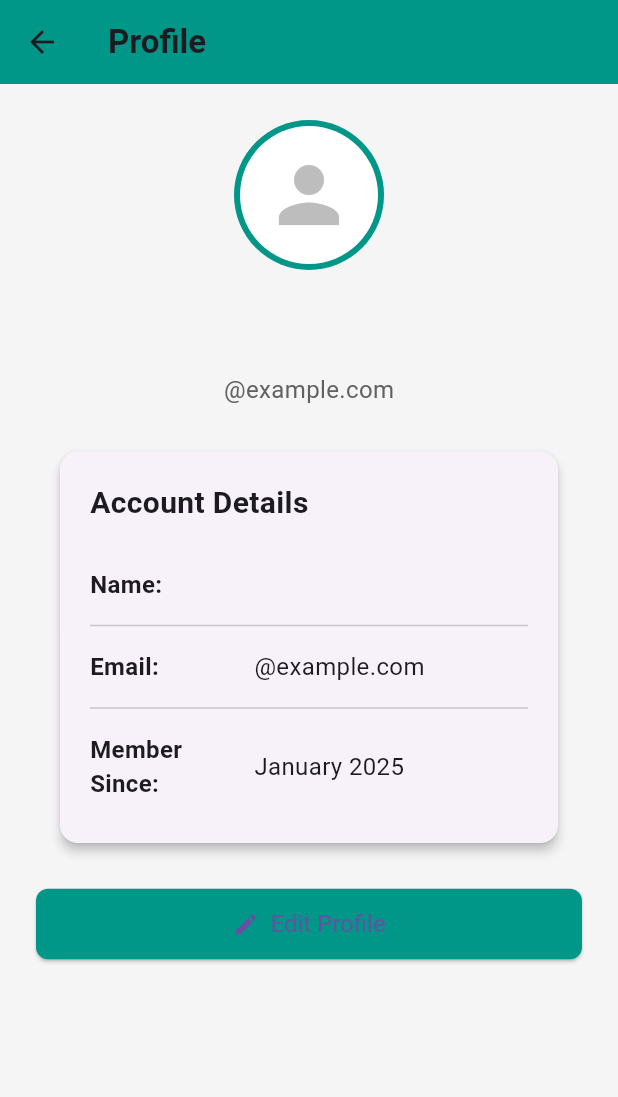
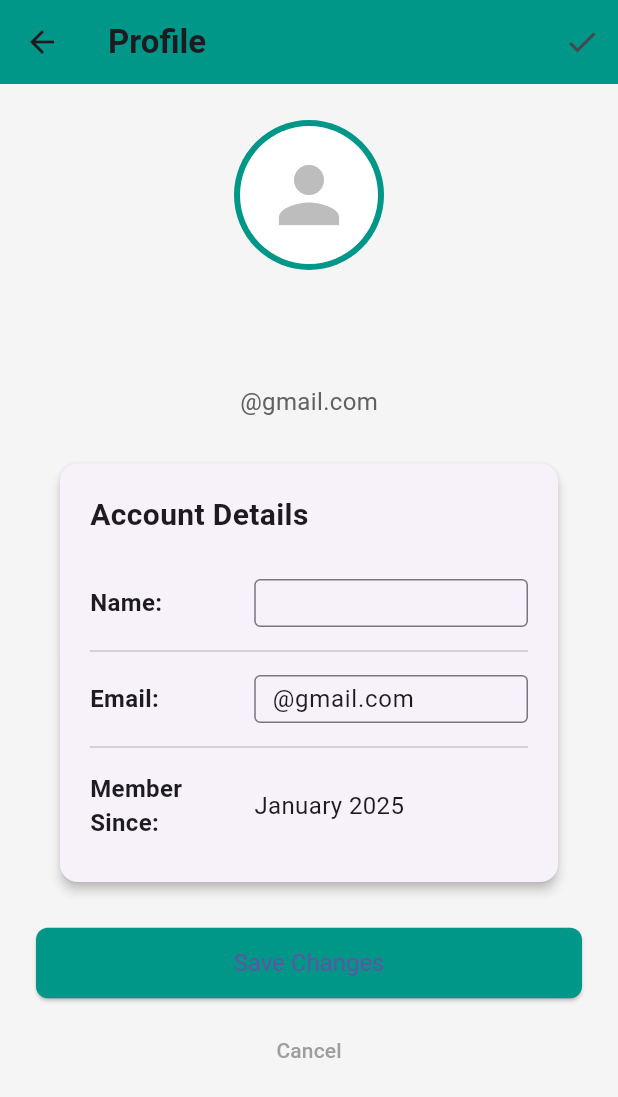
Before and after one commit to JohnnyTok/HabitTrackerApp, a Flutter app: the ProfilePage screen opened directly with empty values, after a tap on "Edit Profile", on a phone screen of 412 x 824 dp. Shown: the top 1097 px of the screen. Run offline on Flutter 3.47's test engine with Material 3 defaults, Android fonts, the phone set to English and light mode, and no system bars.

Commit message:
Update ProfilePage.dart

```diff
--- a/lib/ProfilePage.dart
+++ b/lib/ProfilePage.dart
@@ -1,15 +1,51 @@
 import 'package:flutter/material.dart';
 
-class ProfilePage extends StatelessWidget {
+class ProfilePage extends StatefulWidget {
   final String username;
 
   const ProfilePage({super.key, required this.username});
 
   @override
+  _ProfilePageState createState() => _ProfilePageState();
+}
+
+class _ProfilePageState extends State<ProfilePage> {
+  late TextEditingController _usernameController;
+  late TextEditingController _emailController;
+  late TextEditingController _memberSinceController;
+  bool _isEditing = false;
+  final GlobalKey<FormState> _formKey = GlobalKey<FormState>();
+
+  @override
+  void initState() {
+    super.initState();
+    _usernameController = TextEditingController(text: widget.username);
+    _emailController = TextEditingController(text: '${widget.username}@gmail.com');
+    _memberSinceController = TextEditingController(text: 'January 2025');
+  }
+
+  @override
+  void dispose() {
+    _usernameController.dispose();
+    _emailController.dispose();
+    _memberSinceController.dispose();
+    super.dispose();
+  }
+
+  void _toggleEditMode() {
+    setState(() {
+      if (_isEditing) {
+        // Validate and save changes when exiting edit mode
+        if (_formKey.currentState!.validate()) {
+          _formKey.currentState!.save();
+        }
+      }
+      _isEditing = !_isEditing;
+    });
+  }
+
+  @override
   Widget build(BuildContext context) {
-    // A placeholder email using the username.
-    final String email = '$username@example.com';
-
     return Scaffold(
       appBar: AppBar(
         title: const Text(
@@ -17,12 +53,20 @@ class ProfilePage extends StatelessWidget {
           style: TextStyle(fontWeight: FontWeight.bold),
         ),
         backgroundColor: Colors.teal,
+        actions: [
+          IconButton(
+            icon: Icon(_isEditing ? Icons.check : Icons.edit),
+            onPressed: _toggleEditMode,
+          ),
+        ],
       ),
       backgroundColor: Colors.grey[100],
       body: SafeArea(
         child: SingleChildScrollView(
           child: Padding(
             padding: const EdgeInsets.all(24.0),
+            child: Form(
+              key: _formKey,
               child: Column(
                 crossAxisAlignment: CrossAxisAlignment.center,
                 children: [
@@ -41,25 +85,49 @@ class ProfilePage extends StatelessWidget {
                     ),
                   ),
                   const SizedBox(height: 20),
-                // User name
-                Text(
-                  username,
+
+                  // Editable username field
+                  _isEditing
+                      ? TextFormField(
+                          controller: _usernameController,
+                          textAlign: TextAlign.center,
+                          style: const TextStyle(
+                            fontSize: 28,
+                            fontWeight: FontWeight.bold,
+                          ),
+                          decoration: const InputDecoration(
+                            border: InputBorder.none,
+                            contentPadding: EdgeInsets.zero,
+                          ),
+                          validator: (value) {
+                            if (value == null || value.isEmpty) {
+                              return 'Username cannot be empty';
+                            }
+                            return null;
+                          },
+                        )
+                      : Text(
+                          _usernameController.text,
                           style: const TextStyle(
                             fontSize: 28,
                             fontWeight: FontWeight.bold,
                           ),
                         ),
+
                   const SizedBox(height: 8),
-                // Email display
+
+                  // Email display (non-editable)
                   Text(
-                  email,
+                    _emailController.text,
                     style: TextStyle(
                       fontSize: 16,
                       color: Colors.grey[700],
                     ),
                   ),
+
                   const SizedBox(height: 30),
-                // An example card that shows additional user details
+
+                  // Account details card
                   Card(
                     elevation: 3,
                     shape: RoundedRectangleBorder(
@@ -71,7 +139,7 @@ class ProfilePage extends StatelessWidget {
                       child: Column(
                         crossAxisAlignment: CrossAxisAlignment.start,
                         children: [
-                        // A title for the details card
+                          // Title for the details card
                           const Text(
                             'Account Details',
                             style: TextStyle(
@@ -80,24 +148,75 @@ class ProfilePage extends StatelessWidget {
                             ),
                           ),
                           const SizedBox(height: 20),
-                        // Sample detail rows
-                        _buildDetailRow('Name', username),
+
+                          // Editable detail rows
+                          _buildEditableDetailRow('Name', _usernameController, _isEditing),
                           const Divider(),
-                        _buildDetailRow('Email', email),
+                          _buildEditableDetailRow('Email', _emailController, _isEditing),
                           const Divider(),
-                        _buildDetailRow('Member Since', 'January 2025'),
+                          _buildEditableDetailRow('Member Since', _memberSinceController, false),
                         ],
                       ),
                     ),
                   ),
+
                   const SizedBox(height: 30),
-                // A button to edit the profile (functionality can be added later)
+
+                  // Save button
+                  if (_isEditing) ...[
+                    SizedBox(
+                      width: double.infinity,
+                      child: ElevatedButton(
+                        onPressed: () {
+                          if (_formKey.currentState!.validate()) {
+                            _formKey.currentState!.save();
+                            setState(() {
+                              _isEditing = false;
+                            });
+
+                            // Show success message
+                            ScaffoldMessenger.of(context).showSnackBar(
+                              const SnackBar(
+                                content: Text('Profile updated successfully!'),
+                                duration: Duration(seconds: 2),
+                              ),
+                            );
+                          }
+                        },
+                        style: ElevatedButton.styleFrom(
+                          backgroundColor: Colors.teal,
+                          padding: const EdgeInsets.symmetric(vertical: 14),
+                          textStyle: const TextStyle(fontSize: 16),
+                          shape: RoundedRectangleBorder(
+                            borderRadius: BorderRadius.circular(8),
+                          ),
+                        ),
+                        child: const Text('Save Changes'),
+                      ),
+                    ),
+                    const SizedBox(height: 10),
+                    SizedBox(
+                      width: double.infinity,
+                      child: TextButton(
+                        onPressed: () {
+                          setState(() {
+                            _isEditing = false;
+                            // Reset to original values
+                            _usernameController.text = widget.username;
+                            _emailController.text = '${widget.username}@gmail.com';
+                          });
+                        },
+                        style: TextButton.styleFrom(
+                          padding: const EdgeInsets.symmetric(vertical: 14),
+                        ),
+                        child: const Text('Cancel', style: TextStyle(color: Colors.grey)),
+                      ),
+                    ),
+                  ] else ...[
                     SizedBox(
                       width: double.infinity,
                       child: ElevatedButton.icon(
-                    onPressed: () {
-                      // Add navigation or action for editing profile here.
-                    },
+                        onPressed: _toggleEditMode,
                         icon: const Icon(Icons.edit),
                         label: const Text('Edit Profile'),
                         style: ElevatedButton.styleFrom(
@@ -111,6 +230,8 @@ class ProfilePage extends StatelessWidget {
                       ),
                     ),
                   ],
+                ],
+              ),
             ),
           ),
         ),
@@ -118,8 +239,8 @@ class ProfilePage extends StatelessWidget {
     );
   }
 
-  // Helper method for building detail rows for the card.
-  Widget _buildDetailRow(String title, String detail) {
+  // Helper method for building editable detail rows
+  Widget _buildEditableDetailRow(String title, TextEditingController controller, bool editable) {
     return Padding(
       padding: const EdgeInsets.symmetric(vertical: 8.0),
       child: Row(
@@ -136,8 +257,26 @@ class ProfilePage extends StatelessWidget {
           ),
           Expanded(
             flex: 5,
-            child: Text(
-              detail,
+            child: editable
+                ? TextFormField(
+                    controller: controller,
+                    decoration: const InputDecoration(
+                      isDense: true,
+                      contentPadding: EdgeInsets.symmetric(vertical: 4, horizontal: 8),
+                      border: OutlineInputBorder(),
+                    ),
+                    validator: (value) {
+                      if (title == 'Name' && (value == null || value.isEmpty)) {
+                        return 'Name is required';
+                      }
+                      if (title == 'Email' && (value == null || !value.contains('@'))) {
+                        return 'Enter a valid email';
+                      }
+                      return null;
+                    },
+                  )
+                : Text(
+                    controller.text,
                     style: const TextStyle(fontSize: 16),
                   ),
           ),
```
Lines whose indentation alone changed are shown as unchanged.
